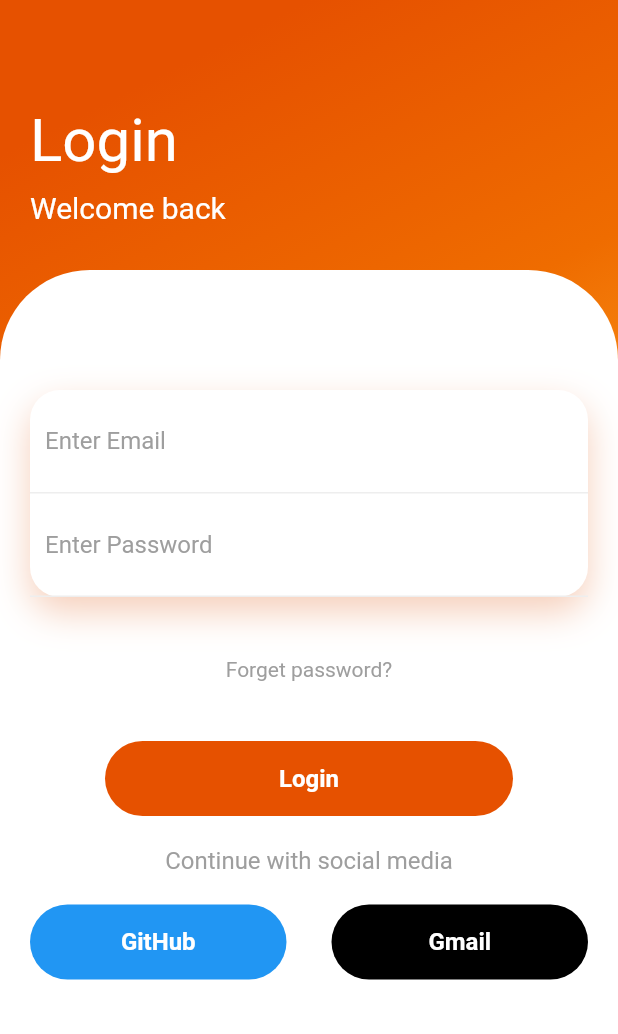
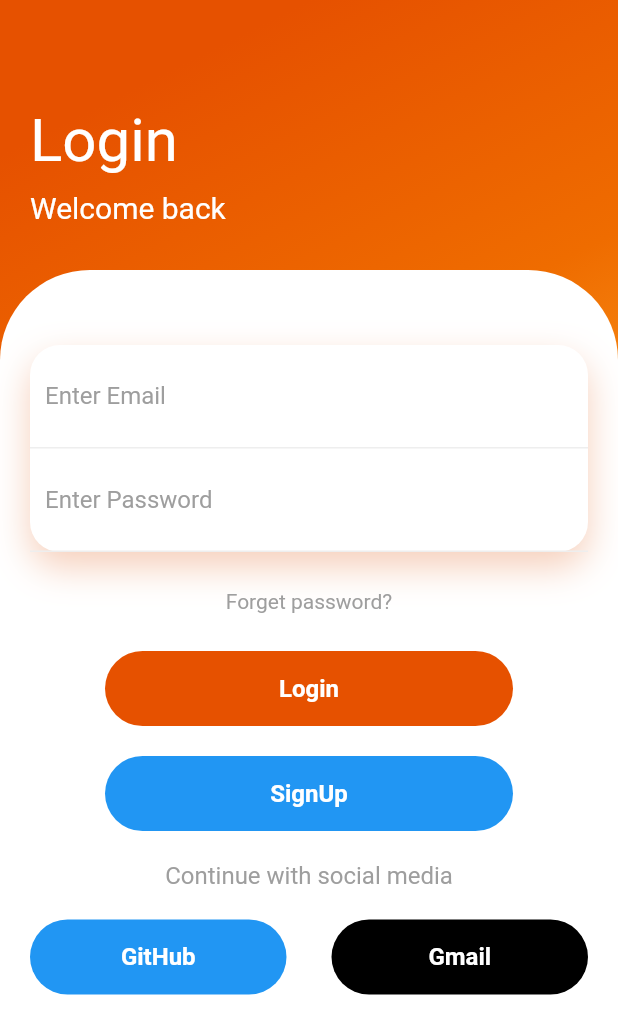
Before and after one commit to KaranDuggal/auth, a Flutter app: the screen it shows after launch, on a phone screen of 412 x 824 dp. Shown: the top 1034 px of the screen. Run offline on Flutter 3.47's test engine with Material 2 defaults, Android fonts, the phone set to English and light mode, and no system bars; our stand-ins replace dio; missing offline and left inert: flutter_cart.

Commit message:
login page

```diff
--- a/lib/src/screens/login_screen.dart
+++ b/lib/src/screens/login_screen.dart
@@ -59,7 +59,7 @@ class _LoginScreenState extends State<LoginScreen> {
                   padding: EdgeInsets.all(20),
                   child: Column(
                     children: [
-                      SizedBox(height: 60,),
+                      SizedBox(height: 30,),
                       Container(
                         decoration: BoxDecoration(
                           color: Colors.white,
@@ -116,9 +116,9 @@ class _LoginScreenState extends State<LoginScreen> {
                           ),
                         ),
                       ),
-                      SizedBox(height: 40,),
+                      SizedBox(height: 25,),
                       Text("Forget password?",style: TextStyle(color: Colors.grey),),
-                      SizedBox(height: 40,),
+                      SizedBox(height: 25,),
                       InkWell(
                         onTap: ()async{
                           print("Login");
@@ -142,6 +142,32 @@ class _LoginScreenState extends State<LoginScreen> {
                           ),
                           child: Center(
                             child: Text("Login",style: TextStyle(color: Colors.white,fontSize: 16,fontWeight: FontWeight.bold),),
+                          ),
+                        ),
+                      ),
+                      SizedBox(height: 20,),
+                      InkWell(
+                        onTap: ()async{
+                          if (_formKey.currentState!.validate()) {
+                            var apiData = await ApiService().post("auth/login", {
+                              "email":email,
+                              "password":password
+                            });
+                            print(apiData);
+                            var data = Login.fromJson(apiData);
+                            print(data);
+                            ScaffoldMessenger.of(context).showSnackBar(SnackBar(content: Text('${data.message}')));
+                          }
+                        },
+                        child: Container(
+                          height: 50,
+                          margin: EdgeInsets.symmetric(horizontal: 50),
+                          decoration: BoxDecoration(
+                            borderRadius: BorderRadius.circular(50),
+                            color: Colors.blue
+                          ),
+                          child: Center(
+                            child: Text("SignUp",style: TextStyle(color: Colors.white,fontSize: 16,fontWeight: FontWeight.bold),),
                           ),
                         ),
                       ),
```
